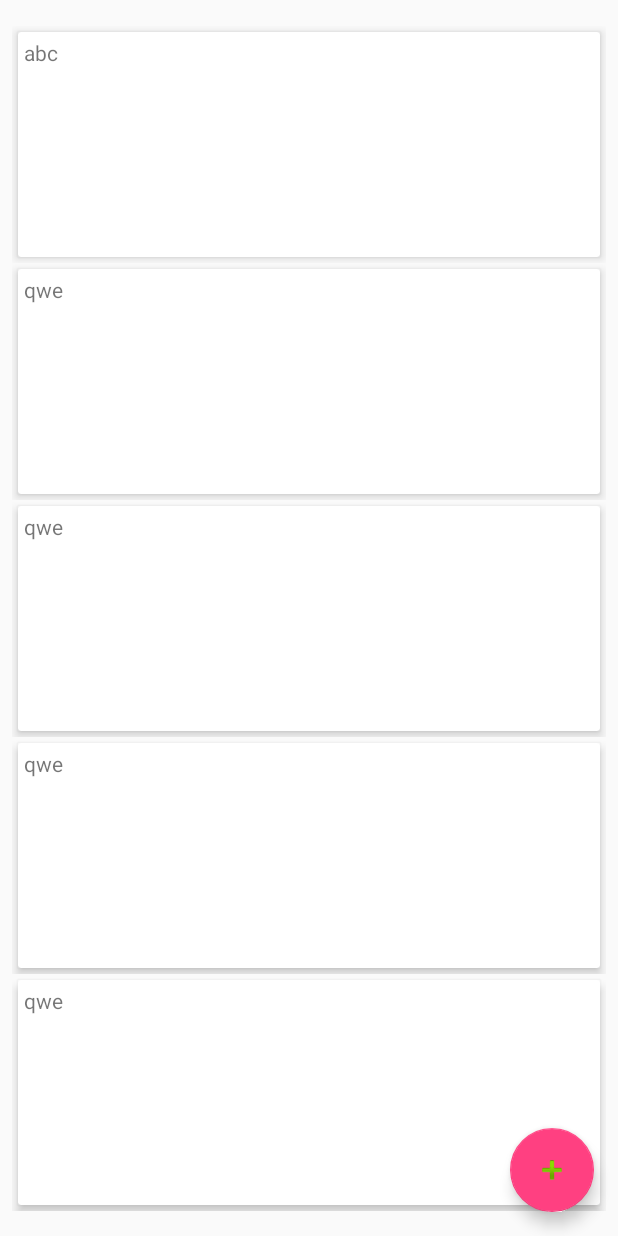
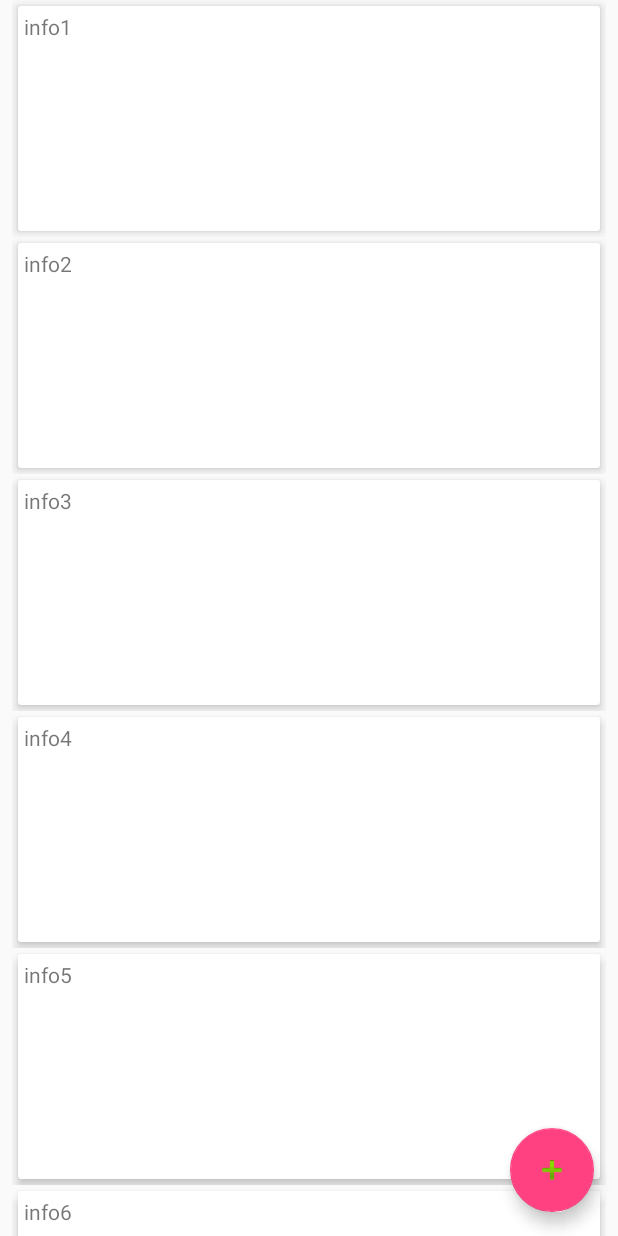
Before and after one commit to Pastew/olx_sniper, an Android app: the screen it shows after launch (MainActivity), on a phone screen of 412 x 824 dp. Run offline under Robolectric (Android 15) with nearby library versions, the phone set to English and light mode, and no system bars.

Commit message:
olx downloader stub, offer stub

```diff
--- a/app/src/main/java/com/pastew/olxsniper/MainActivity.java
+++ b/app/src/main/java/com/pastew/olxsniper/MainActivity.java
@@ -16,6 +16,7 @@ import org.jsoup.Jsoup;
 import org.jsoup.nodes.Document;
 
 import java.io.IOException;
+import java.util.List;
 
 public class MainActivity extends AppCompatActivity {
 
@@ -56,7 +57,9 @@ public class MainActivity extends AppCompatActivity {
         mLayoutManager = new LinearLayoutManager(this);
         mRecyclerView.setLayoutManager(mLayoutManager);
         // specify an adapter (see also next example)
-        String[] myDataset = {"abc", "qwe", "qwe", "qwe", "qwe"};
+        OlxDownloader olxDownloader = new OlxDownloader();
+        String url = "https://www.olx.pl/elektronika/komputery/akcesoria-i-czesci/q-gtx/";
+        List<Offer> myDataset = olxDownloader.downloadOffers(url);
         mAdapter = new MyAdapter(getApplicationContext(), myDataset);
         mRecyclerView.setAdapter(mAdapter);
     }
--- a/app/src/main/java/com/pastew/olxsniper/MyAdapter.java
+++ b/app/src/main/java/com/pastew/olxsniper/MyAdapter.java
@@ -1,5 +1,4 @@
 package com.pastew.olxsniper;
-
 
 import android.content.Context;
 import android.support.v7.widget.RecyclerView;
@@ -8,9 +7,11 @@ import android.view.View;
 import android.view.ViewGroup;
 import android.widget.TextView;
 
+import java.util.List;
+
 public class MyAdapter extends RecyclerView.Adapter<MyAdapter.ViewHolder> {
     private final Context mContent;
-    private String[] mDataset;
+    private List<Offer> offerList;
 
     // Provide a reference to the views for each data item
     // Complex data items may need more than one view per item, and
@@ -26,9 +27,9 @@ public class MyAdapter extends RecyclerView.Adapter<MyAdapter.ViewHolder> {
     }
 
     // Provide a suitable constructor (depends on the kind of dataset)
-    public MyAdapter(Context mContext, String[] myDataset) {
+    public MyAdapter(Context mContext, List<Offer> offerList) {
         this.mContent = mContext;
-        mDataset = myDataset;
+        this.offerList = offerList;
     }
 
     // Create new views (invoked by the layout manager)
@@ -49,13 +50,13 @@ public class MyAdapter extends RecyclerView.Adapter<MyAdapter.ViewHolder> {
     public void onBindViewHolder(ViewHolder holder, int position) {
         // - get element from your dataset at this position
         // - replace the contents of the view with that element
-        holder.mTextView.setText(mDataset[position]);
+        holder.mTextView.setText(offerList.get(position).info);
 
     }
 
     // Return the size of your dataset (invoked by the layout manager)
     @Override
     public int getItemCount() {
-        return mDataset.length;
+        return offerList.size();
     }
 }
--- /dev/null
+++ b/app/src/main/java/com/pastew/olxsniper/Offer.java
@@ -0,0 +1,10 @@
+package com.pastew.olxsniper;
+
+
+public class Offer {
+    public String info;
+
+    public Offer(String info1) {
+        this.info = info1;
+    }
+}
--- a/app/src/main/java/com/pastew/olxsniper/OlxDownloader.java
+++ b/app/src/main/java/com/pastew/olxsniper/OlxDownloader.java
@@ -1,7 +1,26 @@
 package com.pastew.olxsniper;
+
+import java.util.ArrayList;
+import java.util.List;
 
 public class OlxDownloader {
 
 
-
+    public List<Offer> downloadOffers(String url) {
+        List<Offer> result = new ArrayList<>();
+        result.add(new Offer("info1"));
+        result.add(new Offer("info2"));
+        result.add(new Offer("info3"));
+        result.add(new Offer("info4"));
+        result.add(new Offer("info5"));
+        result.add(new Offer("info6"));
+        result.add(new Offer("info7"));
+        result.add(new Offer("info8"));
+        result.add(new Offer("info9"));
+        result.add(new Offer("info0"));
+        result.add(new Offer("info10"));
+        result.add(new Offer("info11"));
+        // TODO: implement this
+        return result;
+    }
 }
```
